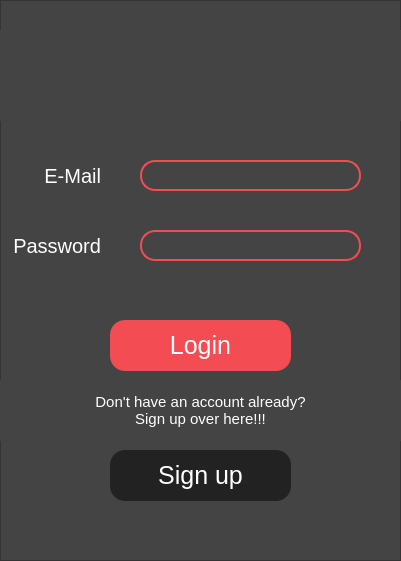
ManavNirgund/Ecommerce-manager, file EComm/GUI/login_screen.ui: the form before one commit.
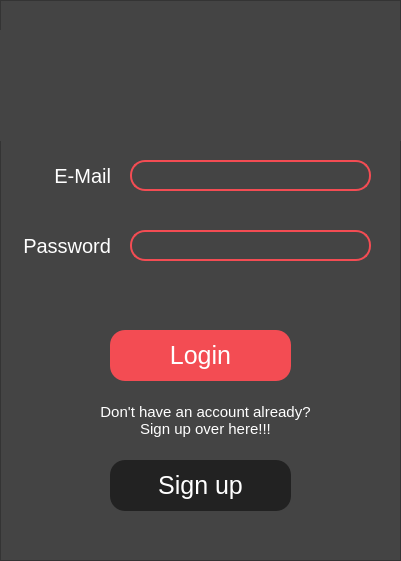
The form after the commit. Icons and pictures are not drawn.

What changed in the file:
```diff
--- a/EComm/GUI/login_screen.ui
+++ b/EComm/GUI/login_screen.ui
@@ -55,7 +55,7 @@
       <x>0</x>
       <y>30</y>
       <width>401</width>
-      <height>91</height>
+      <height>111</height>
      </rect>
     </property>
     <property name="layoutDirection">
@@ -79,9 +79,9 @@
    <widget class="QLineEdit" name="txt_Pass">
     <property name="geometry">
      <rect>
-      <x>140</x>
+      <x>130</x>
       <y>230</y>
-      <width>221</width>
+      <width>241</width>
       <height>31</height>
      </rect>
     </property>
@@ -103,9 +103,9 @@
    <widget class="QLineEdit" name="txt_Email">
     <property name="geometry">
      <rect>
-      <x>140</x>
+      <x>130</x>
       <y>160</y>
-      <width>221</width>
+      <width>241</width>
       <height>31</height>
      </rect>
     </property>
@@ -129,7 +129,7 @@
      <rect>
       <x>10</x>
       <y>230</y>
-      <width>91</width>
+      <width>101</width>
       <height>31</height>
      </rect>
     </property>
@@ -149,7 +149,7 @@
      <rect>
       <x>40</x>
       <y>160</y>
-      <width>61</width>
+      <width>71</width>
       <height>31</height>
      </rect>
     </property>
@@ -167,9 +167,9 @@
    <widget class="QLabel" name="lbl_Alt">
     <property name="geometry">
      <rect>
-      <x>0</x>
-      <y>380</y>
-      <width>401</width>
+      <x>100</x>
+      <y>390</y>
+      <width>211</width>
       <height>61</height>
      </rect>
     </property>
@@ -189,7 +189,7 @@
     <property name="geometry">
      <rect>
       <x>110</x>
-      <y>450</y>
+      <y>460</y>
       <width>181</width>
       <height>51</height>
      </rect>
@@ -215,7 +215,7 @@
     <property name="geometry">
      <rect>
       <x>110</x>
-      <y>320</y>
+      <y>330</y>
       <width>181</width>
       <height>51</height>
      </rect>
```
Left out of the diff: 4 changed lines with no effect on the pictures.
